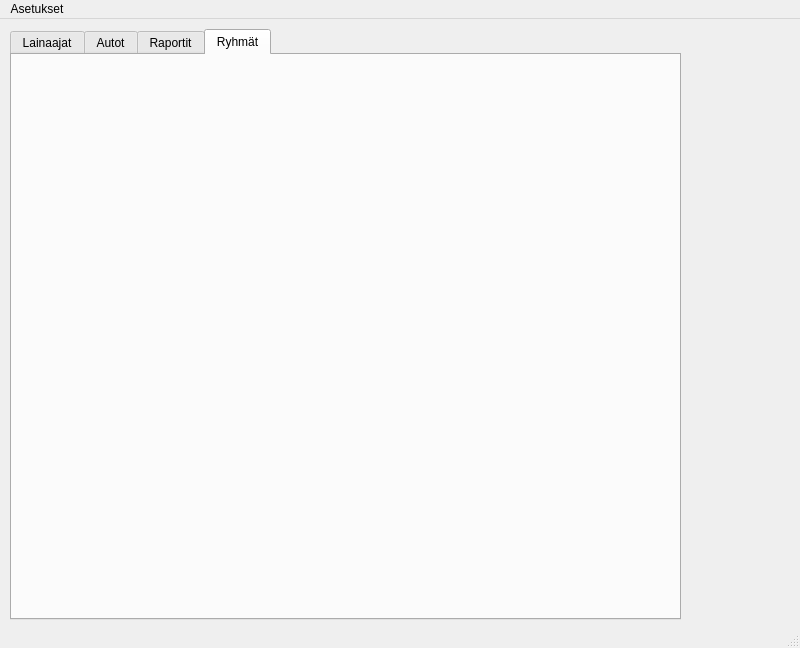
This is administrative.ui in Roo-M/Autolainaus-R as Qt 5 draws it before an edit. The edited form follows.
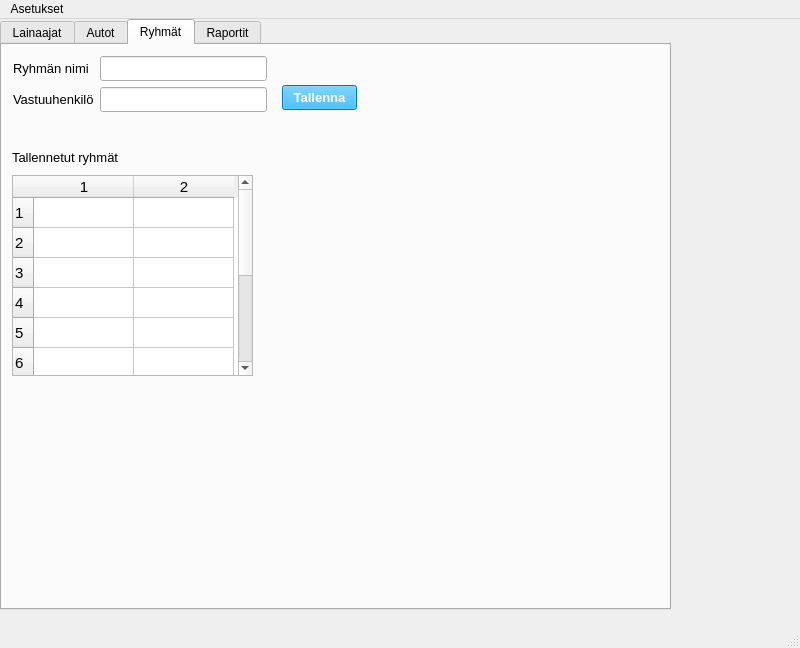
This is the edited form. The open tabs and pages were chosen to show the change.

Commit message: Lisätty asetus-dialogien luokka pääohjelmaan

The edit to the form file:
```diff
--- a/administrative.ui
+++ b/administrative.ui
@@ -17,8 +17,8 @@
    <widget class="QTabWidget" name="tabWidget">
     <property name="geometry">
      <rect>
-      <x>10</x>
-      <y>10</y>
+      <x>0</x>
+      <y>0</y>
       <width>671</width>
       <height>591</height>
      </rect>
@@ -470,6 +470,143 @@
       </property>
      </widget>
     </widget>
+    <widget class="QWidget" name="groupTab">
+     <attribute name="title">
+      <string>Ryhmät</string>
+     </attribute>
+     <widget class="QPushButton" name="saveGroupPushButton">
+      <property name="geometry">
+       <rect>
+        <x>280</x>
+        <y>40</y>
+        <width>75</width>
+        <height>25</height>
+       </rect>
+      </property>
+      <property name="font">
+       <font>
+        <pointsize>10</pointsize>
+        <weight>75</weight>
+        <bold>true</bold>
+       </font>
+      </property>
+      <property name="cursor">
+       <cursorShape>PointingHandCursor</cursorShape>
+      </property>
+      <property name="styleSheet">
+       <string notr="true">background-color: rgb(0, 170, 255);
+color: rgb(255, 255, 255);</string>
+      </property>
+      <property name="text">
+       <string>Tallenna</string>
+      </property>
+     </widget>
+     <widget class="QTableWidget" name="storedGroupsTableWidget">
+      <property name="geometry">
+       <rect>
+        <x>10</x>
+        <y>130</y>
+        <width>241</width>
+        <height>201</height>
+       </rect>
+      </property>
+      <property name="font">
+       <font>
+        <pointsize>11</pointsize>
+       </font>
+      </property>
+      <property name="rowCount">
+       <number>10</number>
+      </property>
+      <property name="columnCount">
+       <number>2</number>
+      </property>
+      <row/>
+      <row/>
+      <row/>
+      <row/>
+      <row/>
+      <row/>
+      <row/>
+      <row/>
+      <row/>
+      <row/>
+      <column/>
+      <column/>
+     </widget>
+     <widget class="QLabel" name="storedGroupsLabel">
+      <property name="geometry">
+       <rect>
+        <x>10</x>
+        <y>100</y>
+        <width>121</width>
+        <height>24</height>
+       </rect>
+      </property>
+      <property name="font">
+       <font>
+        <pointsize>10</pointsize>
+       </font>
+      </property>
+      <property name="text">
+       <string>Tallennetut ryhmät</string>
+      </property>
+     </widget>
+     <widget class="QWidget" name="">
+      <property name="geometry">
+       <rect>
+        <x>11</x>
+        <y>11</y>
+        <width>254</width>
+        <height>56</height>
+       </rect>
+      </property>
+      <layout class="QFormLayout" name="formLayout">
+       <item row="0" column="0">
+        <widget class="QLabel" name="groupNameLabel">
+         <property name="font">
+          <font>
+           <pointsize>10</pointsize>
+          </font>
+         </property>
+         <property name="text">
+          <string>Ryhmän nimi</string>
+         </property>
+        </widget>
+       </item>
+       <item row="0" column="1">
+        <widget class="QLineEdit" name="groupNameLineEdit">
+         <property name="font">
+          <font>
+           <pointsize>11</pointsize>
+          </font>
+         </property>
+        </widget>
+       </item>
+       <item row="1" column="0">
+        <widget class="QLabel" name="responsiblePersonLabel">
+         <property name="font">
+          <font>
+           <pointsize>10</pointsize>
+          </font>
+         </property>
+         <property name="text">
+          <string>Vastuuhenkilö</string>
+         </property>
+        </widget>
+       </item>
+       <item row="1" column="1">
+        <widget class="QLineEdit" name="responsiblePersonLineEdit">
+         <property name="font">
+          <font>
+           <pointsize>11</pointsize>
+          </font>
+         </property>
+        </widget>
+       </item>
+      </layout>
+     </widget>
+    </widget>
     <widget class="QWidget" name="reportsTab">
      <attribute name="title">
       <string>Raportit</string>
@@ -692,11 +829,6 @@
       </property>
      </widget>
     </widget>
-    <widget class="QWidget" name="groupTab">
-     <attribute name="title">
-      <string>Ryhmät</string>
-     </attribute>
-    </widget>
    </widget>
   </widget>
   <widget class="QMenuBar" name="menubar">
```
Left out of the diff: 31 changed lines with no effect on the pictures. The commit also changes 2 other files.
